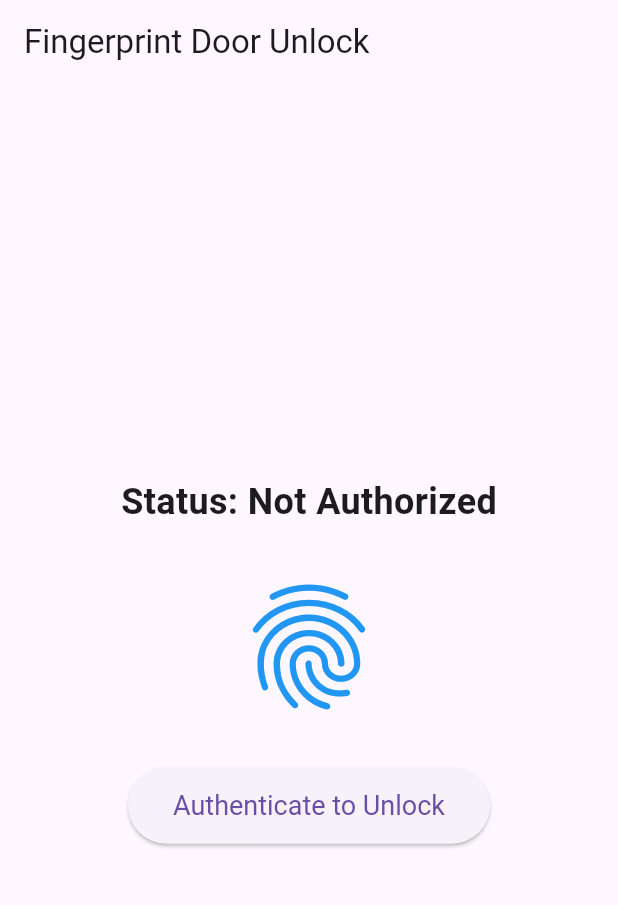
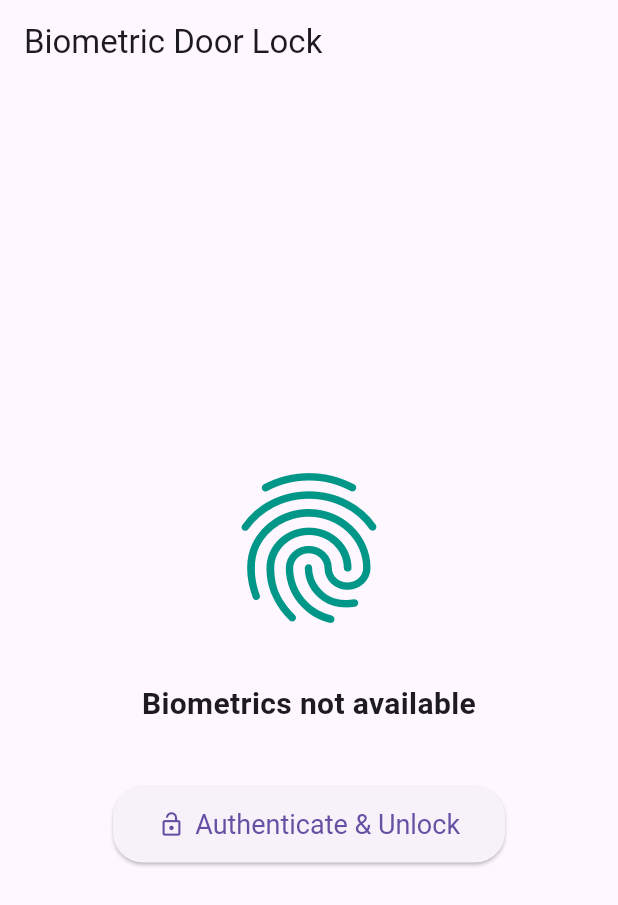
Before and after one commit to nasif03/biometric-door-lock-app, a Flutter app: the screen it shows after launch, on a phone screen of 412 x 824 dp. Shown: the top 905 px of the screen. Run offline on Flutter 3.47's test engine with Material 3 defaults, Android fonts, the light colour scheme and no system bars; our stand-ins replace local_auth.

Commit message:
Lots of changes

```diff
--- a/lib/main.dart
+++ b/lib/main.dart
@@ -1,36 +1,8 @@
 import 'package:flutter/material.dart';
 import 'package:flutter/services.dart';
 import 'package:local_auth/local_auth.dart';
-
-// To use this app, you need to add the `local_auth` package to your pubspec.yaml file.
-//
-// dependencies:
-//   flutter:
-//     sdk: flutter
-//   local_auth: ^2.1.7 # Use the latest version
-//
-// Also, you must configure platform-specific settings.
-//
-// For iOS:
-// Add the following key to your Info.plist file:
-// <key>NSFaceIDUsageDescription</key>
-// <string>Why is my app authenticating using face id?</string>
-//
-// For Android:
-// 1. Update your `android/app/src/main/AndroidManifest.xml` to include the USE_BIOMETRIC permission:
-//    <uses-permission android:name="android.permission.USE_BIOMETRIC"/>
-//
-// 2. Change the `MainActivity.kt` (or `MainActivity.java`) to use `FlutterFragmentActivity`
-//    instead of `FlutterActivity`.
-//    Kotlin:
-//    import io.flutter.embedding.android.FlutterFragmentActivity
-//    class MainActivity: FlutterFragmentActivity() {
-//    }
-//    Java:
-//    import io.flutter.embedding.android.FlutterFragmentActivity;
-//    public class MainActivity extends FlutterFragmentActivity {
-//    }
-
+import 'package:http/http.dart' as http;
+import 'dart:async';
 
 void main() {
   runApp(const MyApp());
@@ -42,85 +14,95 @@ class MyApp extends StatelessWidget {
   @override
   Widget build(BuildContext context) {
     return MaterialApp(
-      title: 'Fingerprint Auth Demo',
+      title: 'Biometric Door Lock',
       theme: ThemeData(
-        primarySwatch: Colors.blue,
+        primarySwatch: Colors.teal,
         visualDensity: VisualDensity.adaptivePlatformDensity,
       ),
-      home: const FingerprintPage(),
+      home: const HomePage(),
     );
   }
 }
 
-class FingerprintPage extends StatefulWidget {
-  const FingerprintPage({super.key});
+class HomePage extends StatefulWidget {
+  const HomePage({super.key});
 
   @override
-  State<FingerprintPage> createState() => _FingerprintPageState();
+  State<HomePage> createState() => _HomePageState();
 }
 
-class _FingerprintPageState extends State<FingerprintPage> {
-  // Instance of the local authentication plugin
+class _HomePageState extends State<HomePage> {
   final LocalAuthentication auth = LocalAuthentication();
+  final String esp32Name = 'esp32lock.local';
+  String _status = 'Ready to Scan';
 
-  String _authorized = 'Not Authorized';
-  bool _isAuthenticating = false;
-
-  /// This function is called when the fingerprint is successfully verified.
-  void unlockDoor() {
-    // This is a placeholder for your actual door-unlocking logic.
-    print("Door Unlocked! Welcome home.");
+  @override
+  void initState() {
+    super.initState();
+    _checkBiometrics();
   }
 
-  /// Authenticates the user using biometrics.
+  Future<void> _checkBiometrics() async {
+    bool canCheckBiometrics;
+    try {
+      canCheckBiometrics = await auth.canCheckBiometrics;
+      if (!canCheckBiometrics) {
+        setState(() {
+          _status = 'Biometrics not available';
+        });
+      }
+    } on PlatformException catch (e) {
+      print(e);
+      setState(() {
+        _status = 'Error checking biometrics';
+      });
+    }
+  }
+
   Future<void> _authenticate() async {
     bool authenticated = false;
     try {
       setState(() {
-        _isAuthenticating = true;
-        _authorized = 'Authenticating';
+        _status = 'Authenticating...';
       });
-
-      final bool canCheckBiometrics = await auth.canCheckBiometrics;
-      final List<BiometricType> availableBiometrics = await auth.getAvailableBiometrics();
-
-      if (!canCheckBiometrics || availableBiometrics.isEmpty) {
-         setState(() {
-          _authorized = "Biometrics not available on this device.";
-          _isAuthenticating = false;
-        });
-        return;
-      }
-
       authenticated = await auth.authenticate(
-        localizedReason: 'Scan your fingerprint to unlock the door',
+        localizedReason: 'Scan your fingerprint to control the lock',
         options: const AuthenticationOptions(
           stickyAuth: true,
-          biometricOnly: true,
         ),
       );
-
       setState(() {
-        _isAuthenticating = false;
+        _status = authenticated ? 'Authenticated' : 'Authentication failed';
+        if (authenticated) {
+          _sendSignalToESP32();
+        }
       });
     } on PlatformException catch (e) {
       print(e);
+      setState(() => _status = 'Error - ${e.message}' );
+    }
+  }
+
+  Future<void> _sendSignalToESP32() async {
+    setState(() => _status = 'Sending signal to ESP32...' );
+    try {
+      final url = Uri.http(esp32Name, '/control');
+      final response = await http.post(url, body: {'signal': '1'}).timeout(const Duration(seconds: 5));
+
+      if (response.statusCode == 200) {
+        setState(() => _status = 'Signal sent successfully!' );
+      } else {
+        setState(() => _status = 'Failed to send signal. Status code: ${response.statusCode}' );
+      }
+    }
+    on TimeoutException catch (_) {
+
+    }
+    catch (e) {
+      print(e);
       setState(() {
-        _authorized = 'Error - ${e.message}';
-        _isAuthenticating = false;
+        _status = 'Error sending signal: $e';
       });
-      return;
-    }
-    if (!mounted) {
-      return;
-    }
-
-    // If authentication is successful, update the state and call the unlock function.
-    if (authenticated) {
-      setState(() => _authorized = 'Authorized');
-      unlockDoor();
-    } else {
-      setState(() => _authorized = 'Not Authorized');
     }
   }
 
@@ -128,31 +110,35 @@ class _FingerprintPageState extends State<FingerprintPage> {
   Widget build(BuildContext context) {
     return Scaffold(
       appBar: AppBar(
-        title: const Text('Fingerprint Door Unlock'),
+        title: const Text('Biometric Door Lock'),
       ),
       body: Center(
         child: Column(
           mainAxisAlignment: MainAxisAlignment.center,
           children: <Widget>[
-            // Display the current authorization status
-            Text(
-              'Status: $_authorized',
-              style: const TextStyle(fontSize: 24, fontWeight: FontWeight.bold),
+            const Icon(
+              Icons.fingerprint,
+              size: 120.0,
+              color: Colors.teal,
             ),
             const SizedBox(height: 30),
-            // Icon to visually represent the fingerprint
-            const Icon(Icons.fingerprint, size: 100, color: Colors.blue),
-            const SizedBox(height: 30),
-            // Button to trigger the authentication process
-            ElevatedButton(
-              onPressed: _isAuthenticating ? null : _authenticate,
+            Text(
+              _status,
+              style: const TextStyle(fontSize: 20.0, fontWeight: FontWeight.bold),
+              textAlign: TextAlign.center,
+            ),
+            const SizedBox(height: 40),
+            ElevatedButton.icon(
+              icon: const Icon(Icons.lock_open),
+              label: const Text('Authenticate & Unlock'),
               style: ElevatedButton.styleFrom(
                 padding: const EdgeInsets.symmetric(horizontal: 30, vertical: 15),
                 textStyle: const TextStyle(fontSize: 18),
+                shape: RoundedRectangleBorder(
+                  borderRadius: BorderRadius.circular(20),
+                ),
               ),
-              child: _isAuthenticating
-                  ? const CircularProgressIndicator(color: Colors.white)
-                  : const Text('Authenticate to Unlock'),
+              onPressed: _authenticate,
             ),
           ],
         ),
```
Also changed, not shown: pubspec.yaml (+5 -5 lines), pubspec.lock, 5 other files.
